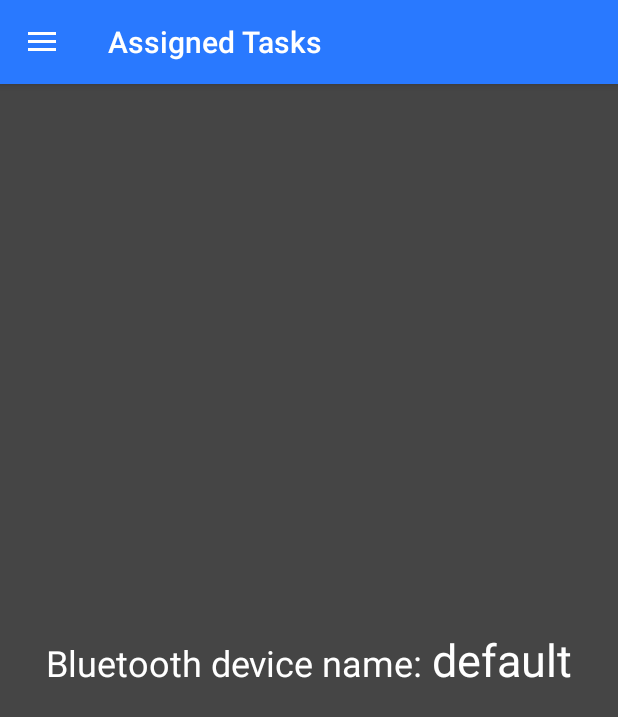
After one commit to sonderangebot10/extended-crowds, an Android app: the fragment ConnectedBluetoothDevicesFragment placed in its activity, on a phone screen of 412 x 824 dp. The commit adds this screen. Shown: the top 717 px of the screen. Run offline under Robolectric (Android 15) with nearby library versions, the phone set to English and light mode, and no system bars; our stand-ins replace Volley.

Commit message:
Add Bluetooth fragment. Fix NPE and replace a deprecated method call.

```diff
--- a/cs/app/src/main/java/activity/MainActivity.java
+++ b/cs/app/src/main/java/activity/MainActivity.java
@@ -41,6 +41,7 @@ import java.util.HashMap;
 import app.Config;
 import fragment.AccountManagementFragment;
 import fragment.AssignedTaskFragment;
+import fragment.ConnectedBluetoothDevicesFragment;
 import fragment.CreateTaskFragment;
 import fragment.DeviceInfoFragment;
 import fragment.OngoingTasksFragment;
@@ -125,14 +126,16 @@ public class MainActivity extends AppCompatActivity {
             public void onDrawerOpened(View drawerView) {
                 // close any open keyboards
                 InputMethodManager imm=(InputMethodManager) getSystemService(Context.INPUT_METHOD_SERVICE);
-                imm.hideSoftInputFromWindow(getCurrentFocus().getWindowToken(), 0);
-
+                View view = getCurrentFocus();
+                if (view != null && imm != null) {
+                    imm.hideSoftInputFromWindow(view.getWindowToken(), 0);
+                }
                 super.onDrawerOpened(drawerView);
             }
         };
 
         // Setting drawer listener
-        drawer.setDrawerListener(actionbarToggle);
+        drawer.addDrawerListener(actionbarToggle);
 
 
         mRegistrationBroadcastReceiver = new BroadcastReceiver() {
@@ -161,7 +164,7 @@ public class MainActivity extends AppCompatActivity {
     void populateListItems() {
                 Integer Icons[] = { R.drawable.assigned_task_icon, R.drawable.create_task_icon,
                         R.drawable.ongoing_icon,R.drawable.task_history_icon, R.drawable.device_info_icon,
-                        R.drawable.account_icon, R.drawable.reward_icon, R.drawable.logoff_icon};
+                        R.drawable.account_icon, R.drawable.reward_icon, R.drawable.bluetooth_icon, R.drawable.logoff_icon};
         String title[] = getResources().getStringArray(R.array.list_items);
         String subtitle[] = getResources().getStringArray(R.array.list_subitems);
 
@@ -207,7 +210,10 @@ public class MainActivity extends AppCompatActivity {
             case 6:
                 replaceFragment(new RewardFragment(), "Reward Management", position);
                 break;
-            case 7: // log out
+            case 7:
+                replaceFragment(new ConnectedBluetoothDevicesFragment(), "Bluetooth Management", position);
+                break;
+            case 8: // log out
                 // Tell the server that you are logging off
                 HashMap<String, String> params = new HashMap<>();
                 params.put("email", prefs.getString("email", ""));
--- /dev/null
+++ b/cs/app/src/main/java/fragment/ConnectedBluetoothDevicesFragment.java
@@ -0,0 +1,53 @@
+package fragment;
+
+import android.app.Fragment;
+import android.content.SharedPreferences;
+import android.os.Bundle;
+import android.preference.PreferenceManager;
+import android.view.LayoutInflater;
+import android.view.View;
+import android.view.ViewGroup;
+import android.widget.TextView;
+
+import com.android.volley.RequestQueue;
+import com.android.volley.toolbox.Volley;
+import com.example.johan_dp8ahsz.cs.R;
+
+import java.util.HashMap;
+
+import app.Config;
+
+
+public class ConnectedBluetoothDevicesFragment extends Fragment {
+
+    private final String TAG = "BLUETOOTH_DEVICES_FRAG";
+    private final int DELAY = Config.DELAY;
+
+    // UI References
+    TextView rewardHITText;
+    TextView rewardSensorText;
+    View mProgressView;
+    View mRewardFormView;
+
+    // Networking
+    private RequestQueue queue;
+    private String REWARD_URL;
+    private boolean connected = false;
+
+    private SharedPreferences prefs;
+
+    @Override
+    public View onCreateView(LayoutInflater inflater, final ViewGroup container,
+                             Bundle savedInstanceState) {
+        View view = inflater.inflate(R.layout.fragment_bluetooth_devices, container, false);
+
+        queue = Volley.newRequestQueue(getActivity());
+        prefs = PreferenceManager.getDefaultSharedPreferences(getActivity());
+
+        HashMap<String, String> params = new HashMap<>();
+        params.put("email", prefs.getString("email", "shit"));
+
+        return view;
+    }
+
+}
--- /dev/null
+++ b/cs/app/src/main/res/layout/fragment_bluetooth_devices.xml
@@ -0,0 +1,39 @@
+<LinearLayout xmlns:android="http://schemas.android.com/apk/res/android"
+    xmlns:tools="http://schemas.android.com/tools"
+    android:layout_width="fill_parent"
+    android:layout_height="fill_parent"
+    android:background="#454545"
+    android:orientation="vertical"
+    android:gravity="center"
+    tools:context="fragment.ConnectedBluetoothDevicesFragment">
+
+    <LinearLayout
+        android:layout_width="wrap_content"
+        android:layout_height="wrap_content"
+        android:orientation="vertical"
+        android:id="@+id/bluetooth_devices_form">
+        <LinearLayout
+            android:layout_width="wrap_content"
+            android:layout_height="wrap_content"
+            android:orientation="horizontal">
+
+            <TextView
+                android:id="@+id/bluetooth_device_label"
+                android:layout_width="wrap_content"
+                android:layout_height="wrap_content"
+                android:text="Bluetooth device name: "
+                android:textColor="@color/white"
+                android:textSize="24sp"/>
+
+            <TextView
+                android:id="@+id/bluetooth_device_name"
+                android:layout_width="wrap_content"
+                android:layout_height="wrap_content"
+                android:text="default"
+                android:textColor="@color/white"
+                android:textSize="30sp"/>
+
+
+        </LinearLayout>
+    </LinearLayout>
+</LinearLayout>
--- a/cs/app/src/main/res/values/strings.xml
+++ b/cs/app/src/main/res/values/strings.xml
@@ -33,6 +33,7 @@
         <item>Device Information</item>
         <item>Account management</item>
         <item>Reward</item>
+        <item>Connected Devices</item>
         <item>Log out</item>
     </string-array>
     <string-array name="list_subitems">
@@ -43,6 +44,7 @@
         <item>View your device information</item>
         <item>Manage your account</item>
         <item>See how many virtual points you have earned</item>
+        <item>See Bluetooth devices connected to this phone</item>
         <item>Log out from your account</item>
     </string-array>
 
```
Also changed, not shown: cs/app/src/main/res/drawable-hdpi/bluetooth_icon.png (added).
